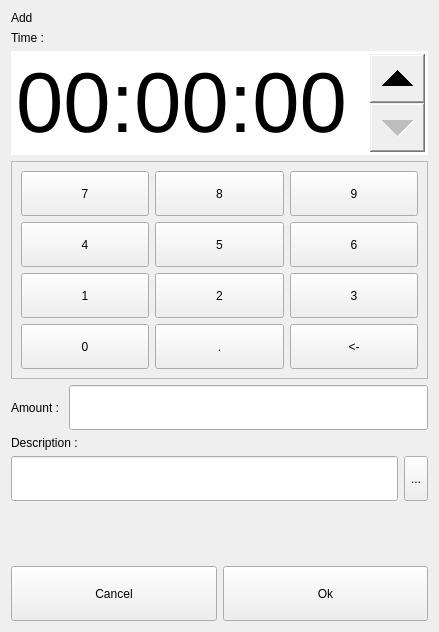
Old version of the form dlgsettime.ui in the repository ic005k/Knot-Legacy.
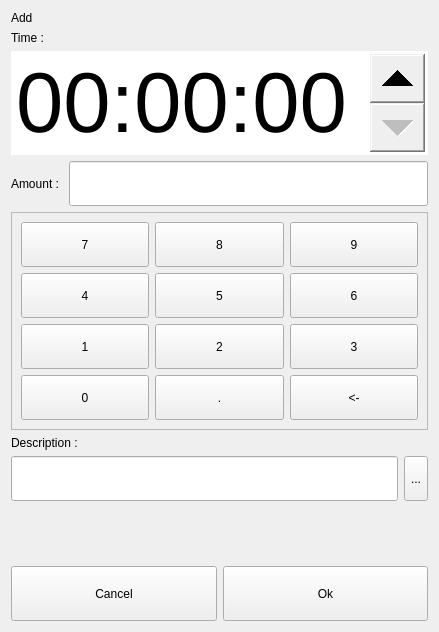
New version of the form.

What changed in the file:
```diff
--- a/dlgsettime.ui
+++ b/dlgsettime.ui
@@ -14,53 +14,7 @@
    <string>Dialog</string>
   </property>
   <layout class="QGridLayout" name="gridLayout_2">
-   <item row="0" column="0">
-    <widget class="QLabel" name="lblTitle">
-     <property name="text">
-      <string>Add</string>
-     </property>
-    </widget>
-   </item>
-   <item row="1" column="0">
-    <widget class="QLabel" name="lblTime">
-     <property name="text">
-      <string>Time :</string>
-     </property>
-    </widget>
-   </item>
-   <item row="2" column="0">
-    <widget class="QTimeEdit" name="timeEdit">
-     <property name="minimumSize">
-      <size>
-       <width>0</width>
-       <height>60</height>
-      </size>
-     </property>
-     <property name="font">
-      <font>
-       <pointsize>64</pointsize>
-      </font>
-     </property>
-     <property name="styleSheet">
-      <string notr="true">QTimeEdit::up-button{
-width:55px;
-}
-QTimeEdit::down-button{
-width:55px;
-}</string>
-     </property>
-     <property name="buttonSymbols">
-      <enum>QAbstractSpinBox::UpDownArrows</enum>
-     </property>
-     <property name="showGroupSeparator" stdset="0">
-      <bool>false</bool>
-     </property>
-     <property name="displayFormat">
-      <string>HH:mm:ss</string>
-     </property>
-    </widget>
-   </item>
-   <item row="3" column="0">
+   <item row="6" column="0">
     <widget class="QFrame" name="frame">
      <property name="frameShape">
       <enum>QFrame::StyledPanel</enum>
@@ -69,129 +23,7 @@
       <enum>QFrame::Raised</enum>
      </property>
      <layout class="QGridLayout" name="gridLayout">
-      <item row="0" column="0">
-       <layout class="QHBoxLayout" name="horizontalLayout_4">
-        <item>
-         <widget class="QToolButton" name="btn7">
-          <property name="sizePolicy">
-           <sizepolicy hsizetype="Preferred" vsizetype="Fixed">
-            <horstretch>0</horstretch>
-            <verstretch>0</verstretch>
-           </sizepolicy>
-          </property>
-          <property name="minimumSize">
-           <size>
-            <width>45</width>
-            <height>45</height>
-           </size>
-          </property>
-          <property name="text">
-           <string>7</string>
-          </property>
-         </widget>
-        </item>
-        <item>
-         <widget class="QToolButton" name="btn8">
-          <property name="sizePolicy">
-           <sizepolicy hsizetype="Preferred" vsizetype="Fixed">
-            <horstretch>0</horstretch>
-            <verstretch>0</verstretch>
-           </sizepolicy>
-          </property>
-          <property name="minimumSize">
-           <size>
-            <width>45</width>
-            <height>45</height>
-           </size>
-          </property>
-          <property name="text">
-           <string>8</string>
-          </property>
-         </widget>
-        </item>
-        <item>
-         <widget class="QToolButton" name="btn9">
-          <property name="sizePolicy">
-           <sizepolicy hsizetype="Preferred" vsizetype="Fixed">
-            <horstretch>0</horstretch>
-            <verstretch>0</verstretch>
-           </sizepolicy>
-          </property>
-          <property name="minimumSize">
-           <size>
-            <width>45</width>
-            <height>45</height>
-           </size>
-          </property>
-          <property name="text">
-           <string>9</string>
-          </property>
-         </widget>
-        </item>
-       </layout>
-      </item>
-      <item row="1" column="0">
-       <layout class="QHBoxLayout" name="horizontalLayout_5">
-        <item>
-         <widget class="QToolButton" name="btn4">
-          <property name="sizePolicy">
-           <sizepolicy hsizetype="Preferred" vsizetype="Fixed">
-            <horstretch>0</horstretch>
-            <verstretch>0</verstretch>
-           </sizepolicy>
-          </property>
-          <property name="minimumSize">
-           <size>
-            <width>45</width>
-            <height>45</height>
-           </size>
-          </property>
-          <property name="text">
-           <string>4</string>
-          </property>
-         </widget>
-        </item>
-        <item>
-         <widget class="QToolButton" name="btn5">
-          <property name="sizePolicy">
-           <sizepolicy hsizetype="Preferred" vsizetype="Fixed">
-            <horstretch>0</horstretch>
-            <verstretch>0</verstretch>
-           </sizepolicy>
-          </property>
-          <property name="minimumSize">
-           <size>
-            <width>45</width>
-            <height>45</height>
-           </size>
-          </property>
-          <property name="text">
-           <string>5</string>
-          </property>
-         </widget>
-        </item>
-        <item>
-         <widget class="QToolButton" name="btn6">
-          <property name="sizePolicy">
-           <sizepolicy hsizetype="Preferred" vsizetype="Fixed">
-            <horstretch>0</horstretch>
-            <verstretch>0</verstretch>
-           </sizepolicy>
-          </property>
-          <property name="minimumSize">
-           <size>
-            <width>45</width>
-            <height>45</height>
-           </size>
-          </property>
-          <property name="text">
-           <string>6</string>
-          </property>
-         </widget>
-        </item>
-       </layout>
-      </item>
-      <item row="2" column="0">
+      <item row="3" column="0">
        <layout class="QHBoxLayout" name="horizontalLayout_6">
         <item>
          <widget class="QToolButton" name="btn1">
@@ -252,7 +84,7 @@
         </item>
        </layout>
       </item>
-      <item row="3" column="0">
+      <item row="4" column="0">
        <layout class="QHBoxLayout" name="horizontalLayout_7">
         <item>
          <widget class="QToolButton" name="btn0">
@@ -313,10 +145,171 @@
         </item>
        </layout>
       </item>
-     </layout>
-    </widget>
-   </item>
-   <item row="4" column="0">
+      <item row="2" column="0">
+       <layout class="QHBoxLayout" name="horizontalLayout_5">
+        <item>
+         <widget class="QToolButton" name="btn4">
+          <property name="sizePolicy">
+           <sizepolicy hsizetype="Preferred" vsizetype="Fixed">
+            <horstretch>0</horstretch>
+            <verstretch>0</verstretch>
+           </sizepolicy>
+          </property>
+          <property name="minimumSize">
+           <size>
+            <width>45</width>
+            <height>45</height>
+           </size>
+          </property>
+          <property name="text">
+           <string>4</string>
+          </property>
+         </widget>
+        </item>
+        <item>
+         <widget class="QToolButton" name="btn5">
+          <property name="sizePolicy">
+           <sizepolicy hsizetype="Preferred" vsizetype="Fixed">
+            <horstretch>0</horstretch>
+            <verstretch>0</verstretch>
+           </sizepolicy>
+          </property>
+          <property name="minimumSize">
+           <size>
+            <width>45</width>
+            <height>45</height>
+           </size>
+          </property>
+          <property name="text">
+           <string>5</string>
+          </property>
+         </widget>
+        </item>
+        <item>
+         <widget class="QToolButton" name="btn6">
+          <property name="sizePolicy">
+           <sizepolicy hsizetype="Preferred" vsizetype="Fixed">
+            <horstretch>0</horstretch>
+            <verstretch>0</verstretch>
+           </sizepolicy>
+          </property>
+          <property name="minimumSize">
+           <size>
+            <width>45</width>
+            <height>45</height>
+           </size>
+          </property>
+          <property name="text">
+           <string>6</string>
+          </property>
+         </widget>
+        </item>
+       </layout>
+      </item>
+      <item row="1" column="0">
+       <layout class="QHBoxLayout" name="horizontalLayout_4">
+        <item>
+         <widget class="QToolButton" name="btn7">
+          <property name="sizePolicy">
+           <sizepolicy hsizetype="Preferred" vsizetype="Fixed">
+            <horstretch>0</horstretch>
+            <verstretch>0</verstretch>
+           </sizepolicy>
+          </property>
+          <property name="minimumSize">
+           <size>
+            <width>45</width>
+            <height>45</height>
+           </size>
+          </property>
+          <property name="text">
+           <string>7</string>
+          </property>
+         </widget>
+        </item>
+        <item>
+         <widget class="QToolButton" name="btn8">
+          <property name="sizePolicy">
+           <sizepolicy hsizetype="Preferred" vsizetype="Fixed">
+            <horstretch>0</horstretch>
+            <verstretch>0</verstretch>
+           </sizepolicy>
+          </property>
+          <property name="minimumSize">
+           <size>
+            <width>45</width>
+            <height>45</height>
+           </size>
+          </property>
+          <property name="text">
+           <string>8</string>
+          </property>
+         </widget>
+        </item>
+        <item>
+         <widget class="QToolButton" name="btn9">
+          <property name="sizePolicy">
+           <sizepolicy hsizetype="Preferred" vsizetype="Fixed">
+            <horstretch>0</horstretch>
+            <verstretch>0</verstretch>
+           </sizepolicy>
+          </property>
+          <property name="minimumSize">
+           <size>
+            <width>45</width>
+            <height>45</height>
+           </size>
+          </property>
+          <property name="text">
+           <string>9</string>
+          </property>
+         </widget>
+        </item>
+       </layout>
+      </item>
+     </layout>
+    </widget>
+   </item>
+   <item row="1" column="0">
+    <widget class="QLabel" name="lblTime">
+     <property name="text">
+      <string>Time :</string>
+     </property>
+    </widget>
+   </item>
+   <item row="2" column="0">
+    <widget class="QTimeEdit" name="timeEdit">
+     <property name="minimumSize">
+      <size>
+       <width>0</width>
+       <height>60</height>
+      </size>
+     </property>
+     <property name="font">
+      <font>
+       <pointsize>64</pointsize>
+      </font>
+     </property>
+     <property name="styleSheet">
+      <string notr="true">QTimeEdit::up-button{
+width:55px;
+}
+QTimeEdit::down-button{
+width:55px;
+}</string>
+     </property>
+     <property name="buttonSymbols">
+      <enum>QAbstractSpinBox::UpDownArrows</enum>
+     </property>
+     <property name="showGroupSeparator" stdset="0">
+      <bool>false</bool>
+     </property>
+     <property name="displayFormat">
+      <string>HH:mm:ss</string>
+     </property>
+    </widget>
+   </item>
+   <item row="3" column="0">
     <layout class="QHBoxLayout" name="horizontalLayout_3">
      <item>
       <widget class="QLabel" name="label_3">
@@ -340,14 +333,7 @@
      </item>
     </layout>
    </item>
-   <item row="5" column="0">
-    <widget class="QLabel" name="lblDesc">
-     <property name="text">
-      <string>Description :</string>
-     </property>
-    </widget>
-   </item>
-   <item row="6" column="0">
+   <item row="8" column="0">
     <layout class="QHBoxLayout" name="horizontalLayout_2">
      <item>
       <widget class="QLineEdit" name="editDesc">
@@ -374,7 +360,14 @@
      </item>
     </layout>
    </item>
-   <item row="7" column="0">
+   <item row="0" column="0">
+    <widget class="QLabel" name="lblTitle">
+     <property name="text">
+      <string>Add</string>
+     </property>
+    </widget>
+   </item>
+   <item row="11" column="0">
     <spacer name="verticalSpacer">
      <property name="orientation">
       <enum>Qt::Vertical</enum>
@@ -387,7 +380,7 @@
      </property>
     </spacer>
    </item>
-   <item row="8" column="0">
+   <item row="12" column="0">
     <layout class="QHBoxLayout" name="horizontalLayout">
      <item>
       <widget class="QToolButton" name="btnBack">
@@ -429,6 +422,13 @@
      </item>
     </layout>
    </item>
+   <item row="7" column="0">
+    <widget class="QLabel" name="lblDesc">
+     <property name="text">
+      <string>Description :</string>
+     </property>
+    </widget>
+   </item>
   </layout>
  </widget>
  <resources/>
```
